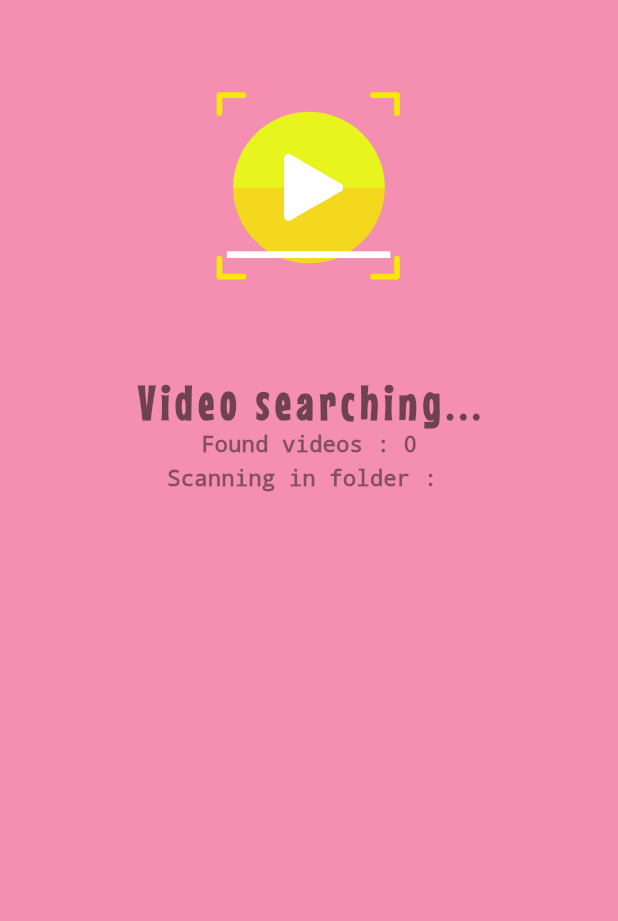
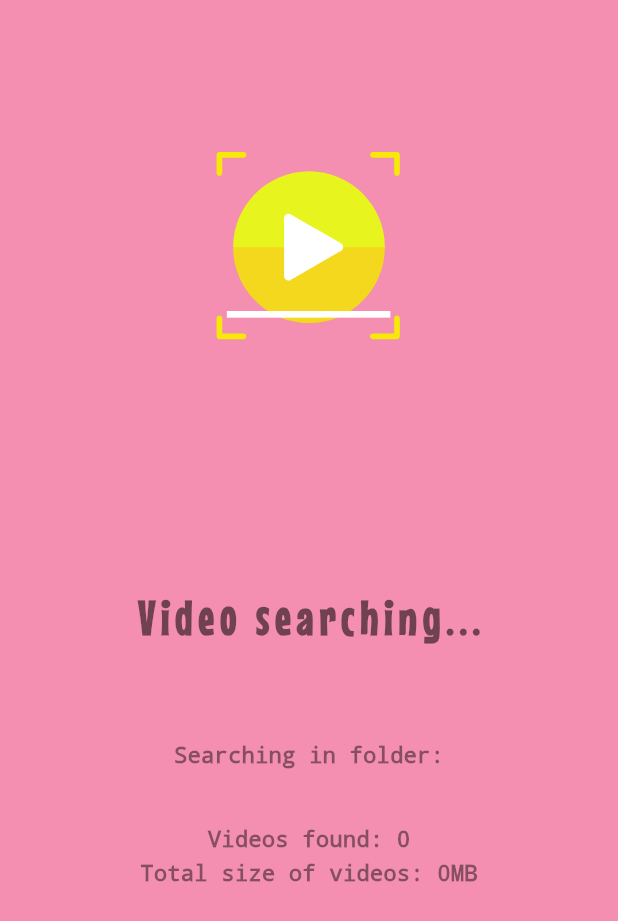
Before and after one commit to sergey-bigval/flutter-cleaner, a Flutter app: the BigVideosScreen screen opened by its route, on a phone screen of 412 x 824 dp. Shown: the top 921 px of the screen. Run offline on Flutter 3.47's test engine with Material 2 defaults, Android fonts, the phone set to English and light mode, and no system bars; our stand-ins replace battery_plus, flutter_bloc, flutter_local_notifications, google_mobile_ads, lottie, permission_handler and 2 more; missing offline and left inert: disk_space, manage_calendar_events, photo_manager, system_info, video_thumbnail; accounts and stored records are empty; network calls fail.

Commit message:
Added base progress widget and BLOC BigVideosScreen

```diff
--- a/lib/presentation/screens/videos/big_videos_screen.dart
+++ b/lib/presentation/screens/videos/big_videos_screen.dart
@@ -1,11 +1,12 @@
-import 'package:flutter/cupertino.dart';
+import 'package:flutter/material.dart';
+import 'package:flutter_bloc/flutter_bloc.dart';
+import 'package:hello_flutter/presentation/screens/videos/bloc/big_videos_state.dart';
 import 'package:hello_flutter/presentation/screens/videos/widgets/video_found_info.dart';
-import 'package:hello_flutter/presentation/screens/videos/widgets/video_list.dart';
 import 'package:hello_flutter/themes/app_colors.dart';
-import 'package:hello_flutter/utils/logging.dart';
 import 'package:lottie/lottie.dart';
 
 import '../../../themes/styles.dart';
+import 'bloc/big_videos_bloc.dart';
 
 class BigVideosScreen extends StatefulWidget {
   const BigVideosScreen({Key? key}) : super(key: key);
@@ -15,32 +16,49 @@ class BigVideosScreen extends StatefulWidget {
 }
 
 class _BigVideosScreenState extends State<BigVideosScreen> {
+  var _backPressCount = 0;
+  late BigVideosBloc _bloc;
+
   @override
   void initState() {
+    _bloc = BigVideosBloc();
     super.initState();
-    // VideoLogic().loadVideos();
   }
 
   @override
   Widget build(BuildContext context) {
     return WillPopScope(
       onWillPop: () async {
-        lol("popping from route disabled");
-        return false;
+        _backPressCount++;
+        if (_backPressCount < 3) {
+          ScaffoldMessenger.of(context)
+              .showSnackBar(const SnackBar(content: Text("Are you sure you want to stop searching?")));
+          return false;
+        } else {
+          return true;
+        }
       },
       child: SafeArea(
         child: Container(
           color: AppColors.mainBgColor,
           child: Column(
             children: [
-              SizedBox(
-                height: 250,
-                width: 250,
-                child: Lottie.asset("assets/lottie/108977-video-scanning.json"),
+              Expanded(flex: 2, child: Lottie.asset("assets/lottie/108977-video-scanning.json")),
+              const Expanded(flex: 1, child: Center(child: Text("Video searching...", style: Styles.titleStyle))),
+              Expanded(
+                flex: 2,
+                child: BlocBuilder<BigVideosBloc, BigVideosState>(
+                  bloc: _bloc,
+                  builder: (BuildContext context, state) {
+                    return VideoFoundInfoWidget(
+                      videos: state.videosFound,
+                      size: state.videosTotalSize,
+                      folder: state.currentFolder,
+                    );
+                  },
+                ),
               ),
-              const Text("Video searching...", style: Styles.titleStyle),
-              const VideoFoundInfoWidget(),
-              const Expanded(child: VideoList()),
+              // const Expanded(flex: 1, child: VideoList()),
             ],
           ),
         ),
--- /dev/null
+++ b/lib/presentation/screens/videos/bloc/big_videos_bloc.dart
@@ -0,0 +1,33 @@
+import 'package:flutter_bloc/flutter_bloc.dart';
+import 'package:hello_flutter/presentation/screens/videos/bloc/big_videos_state.dart';
+import 'package:hello_flutter/presentation/screens/videos/bloc/video_logic.dart';
+
+import 'big_videos_events.dart';
+
+class BigVideosBloc extends Bloc<BigVideosEvent, BigVideosState> {
+  late final VideoRepo _videoRepo;
+
+  BigVideosBloc() : super(BigVideosState.initial()) {
+    _videoRepo = VideoRepo(bloc: this)..loadVideos();
+
+    on<BigVideosFoundNewEvent>(_onBigVideosFoundNewEvent);
+  }
+
+  @override
+  Future<void> close() async {
+    super.close();
+  }
+
+  Future<void> _onBigVideosFoundNewEvent(
+    BigVideosFoundNewEvent event,
+    Emitter emitter,
+  ) async {
+    emitter(
+      state.copyWith(
+        videosFound: event.bigVideosState.videosFound,
+        currentFolder: event.bigVideosState.currentFolder,
+        videosTotalSize: event.bigVideosState.videosTotalSize,
+      ),
+    );
+  }
+}
--- /dev/null
+++ b/lib/presentation/screens/videos/bloc/big_videos_events.dart
@@ -0,0 +1,17 @@
+import 'big_videos_state.dart';
+
+abstract class BigVideosEvent {}
+
+class BigVideosFoundNewEvent extends BigVideosEvent {
+  final BigVideosState bigVideosState;
+
+  BigVideosFoundNewEvent({required this.bigVideosState});
+}
+
+class BigVideosScanFinishEvent extends BigVideosEvent {}
+
+class BigVideosUserSelectEvent extends BigVideosEvent {}
+
+class BigVideosUserBackPressEvent extends BigVideosEvent {}
+
+class BigVideosUserCancelEvent extends BigVideosEvent {}
--- /dev/null
+++ b/lib/presentation/screens/videos/bloc/big_videos_state.dart
@@ -0,0 +1,34 @@
+class BigVideosState {
+  final bool isScanning;
+  final int videosFound;
+  final int videosTotalSize;
+  final String currentFolder;
+
+  BigVideosState({
+    required this.isScanning,
+    required this.videosFound,
+    required this.videosTotalSize,
+    required this.currentFolder,
+  });
+
+  factory BigVideosState.initial() => BigVideosState(
+        isScanning: true,
+        videosFound: 0,
+        videosTotalSize: 0,
+        currentFolder: '',
+      );
+
+  BigVideosState copyWith({
+    bool? isScanning,
+    int? videosFound,
+    int? videosTotalSize,
+    String? currentFolder,
+  }) {
+    return BigVideosState(
+      isScanning: isScanning ?? this.isScanning,
+      videosFound: videosFound ?? this.videosFound,
+      videosTotalSize: videosTotalSize ?? this.videosTotalSize,
+      currentFolder: currentFolder ?? this.currentFolder,
+    );
+  }
+}
--- a/lib/presentation/screens/videos/bloc/video_logic.dart
+++ b/lib/presentation/screens/videos/bloc/video_logic.dart
@@ -1,16 +1,23 @@
 import 'dart:io';
 
 import 'package:hello_flutter/presentation/screens/doubles/doubles_screen.dart';
+import 'package:hello_flutter/presentation/screens/videos/bloc/big_videos_state.dart';
 import 'package:hello_flutter/presentation/screens/videos/bloc/video_controller.dart';
 import 'package:photo_manager/photo_manager.dart';
 import 'package:video_thumbnail/video_thumbnail.dart';
 
 import '../../../../utils/logging.dart';
+import 'big_videos_bloc.dart';
+import 'big_videos_events.dart';
 
-class VideoLogic {
+class VideoRepo {
+  late final BigVideosBloc bloc;
+
+  VideoRepo({required this.bloc});
+
+  List<List<PhotoModel>> totalGroupedDoubles = [];
   int videosCount = 0;
-  List<List<PhotoModel>> totalGroupedDoubles = [];
-  int totalGroupedDoublesCount = 0;
+  int videosTotalSizeInMB = 0;
 
   static List<List<PhotoModel>> totalGroupedDoublesStatic = [];
 
@@ -35,10 +42,8 @@ class VideoLogic {
 
   Future<void> loadVideos() async {
     PermissionState permState = await PhotoManager.requestPermissionExtend();
-
     if (permState.isAuth) {
       List<VideoModel> allVideos = [];
-      // если есть доступ (т.е. дан пермишен), то можем запрашивать медиа-контент
       List<AssetPathEntity> allFolders = await PhotoManager.getAssetPathList(type: RequestType.video);
 
       for (AssetPathEntity folder in allFolders) {
@@ -58,18 +63,34 @@ class VideoLogic {
           int timeInSeconds = media.createDateTime.millisecondsSinceEpoch ~/ 1000;
 
           videosCount++;
+          videosTotalSizeInMB += size~/1048576;
+          lol("VIDEO SIZE = ${size}");
+          lol("VIDEOs TOTAL SIZE = $videosTotalSizeInMB MB");
           VideoController.videosCount.value = VideoController.videosCount.value.copyWith(videoCount: videosCount);
           // VideoController.videos.value = allVideos.length;
           final uint8list = await VideoThumbnail.thumbnailData(
             video: path,
             imageFormat: ImageFormat.JPEG,
-            maxWidth: 256,
+            maxWidth: 128,
             // specify the width of the thumbnail, let the height auto-scaled to keep the source aspect ratio
             quality: 25,
           );
           allVideos.add(VideoModel(
-              absolutePath: path, size: size, timeInSeconds: timeInSeconds, entity: media, thumb: uint8list));
+            absolutePath: path,
+            size: size,
+            timeInSeconds: timeInSeconds,
+            entity: media,
+            thumb: uint8list,
+          ));
+          final bvs = BigVideosState(
+            isScanning: true,
+            videosFound: allVideos.length,
+            videosTotalSize: videosTotalSizeInMB,
+            currentFolder: folder.name,
+          );
+          bloc.add(BigVideosFoundNewEvent(bigVideosState: bvs));
           lol("ADDED === " + path);
+
           List<VideoModel> currentVideos = [];
           currentVideos.addAll(allVideos);
           VideoController.videos.value = currentVideos;
--- a/lib/presentation/screens/videos/widgets/video_found_info.dart
+++ b/lib/presentation/screens/videos/widgets/video_found_info.dart
@@ -1,35 +1,41 @@
 import 'package:flutter/cupertino.dart';
 import 'package:hello_flutter/themes/styles.dart';
 
-import '../bloc/video_controller.dart';
-import '../models/video_found_info.dart';
+class VideoFoundInfoWidget extends StatelessWidget {
+  final int videos;
+  final int size;
+  final String folder;
 
-class VideoFoundInfoWidget extends StatelessWidget {
-  const VideoFoundInfoWidget({super.key});
+  const VideoFoundInfoWidget({
+    Key? key,
+    required this.videos,
+    required this.size,
+    required this.folder,
+  }) : super(key: key);
 
   @override
   Widget build(BuildContext context) {
-    return ValueListenableBuilder<VideoFoundInfo>(
-        valueListenable: VideoController.videosCount,
-        builder: (context, info, _) {
-          return Column(
-            children: [
-              getFoundVideosText(info.videoCount),
-              const SizedBox(height: 5),
-              getCurrentFolderText(info.folder),
-            ],
-          );
-        });
+    return Column(
+      children: [
+        const Text('Searching in folder:', style: Styles.text15),
+        getCurrentFolderText(),
+        const SizedBox(height: 20),
+        getFoundVideosText(),
+        const SizedBox(height: 5),
+        getVideosTotalSizeText(),
+      ],
+    );
   }
 
-  Widget getFoundVideosText(int count) => Text(
-        'Found videos : $count',
+  Widget getFoundVideosText() => Text(
+        'Videos found: $videos',
         style: Styles.text15,
       );
 
-  Widget getCurrentFolderText(String folder) => Center(
-          child: Text(
-        'Scanning in folder : \n $folder',
+  Widget getVideosTotalSizeText() => Text(
+        'Total size of videos: ${size}MB',
         style: Styles.text15,
-      ));
+      );
+
+  Widget getCurrentFolderText() => Center(child: Text(folder, style: Styles.text15));
 }
--- a/lib/presentation/screens/videos/widgets/video_list.dart
+++ b/lib/presentation/screens/videos/widgets/video_list.dart
@@ -9,7 +9,7 @@ class VideoList extends StatelessWidget {
 
   @override
   Widget build(BuildContext context) {
-    return getVideoGrid(context);
+    return Scaffold(body: getVideoGrid(context));
   }
 
   Widget getVideoGrid(BuildContext context) {
@@ -20,7 +20,7 @@ class VideoList extends StatelessWidget {
           itemCount: videoList.length,
           scrollDirection: Axis.vertical,
           gridDelegate: const SliverGridDelegateWithFixedCrossAxisCount(
-            crossAxisCount: 3,
+            crossAxisCount: 5,
             crossAxisSpacing: 4,
             mainAxisSpacing: 4,
           ),
@@ -43,7 +43,7 @@ class VideoList extends StatelessWidget {
             decoration: BoxDecoration(
               borderRadius: BorderRadius.circular(10),
               image: DecorationImage(
-                image: Image.memory(videoModel.thumb!, cacheWidth: 256).image,
+                image: Image.memory(videoModel.thumb!, cacheWidth: 128).image,
                 fit: BoxFit.cover,
               ),
             ),
@@ -74,9 +74,7 @@ class VideoList extends StatelessWidget {
         builder: (BuildContext context) {
           return AlertDialog(
             title: const Text("Showing video"),
-            content: AspectRatio(
-                aspectRatio: controller.value.aspectRatio,
-                child: VideoPlayer(controller)),
+            content: AspectRatio(aspectRatio: controller.value.aspectRatio, child: VideoPlayer(controller)),
             actions: [
               ElevatedButton(onPressed: () => Navigator.of(context).pop(), child: const Text("Dismiss")),
             ],
```
Also changed, not shown: lib/presentation/screens/videos/widgets/big_videos_button.dart (+6 -4 lines).
